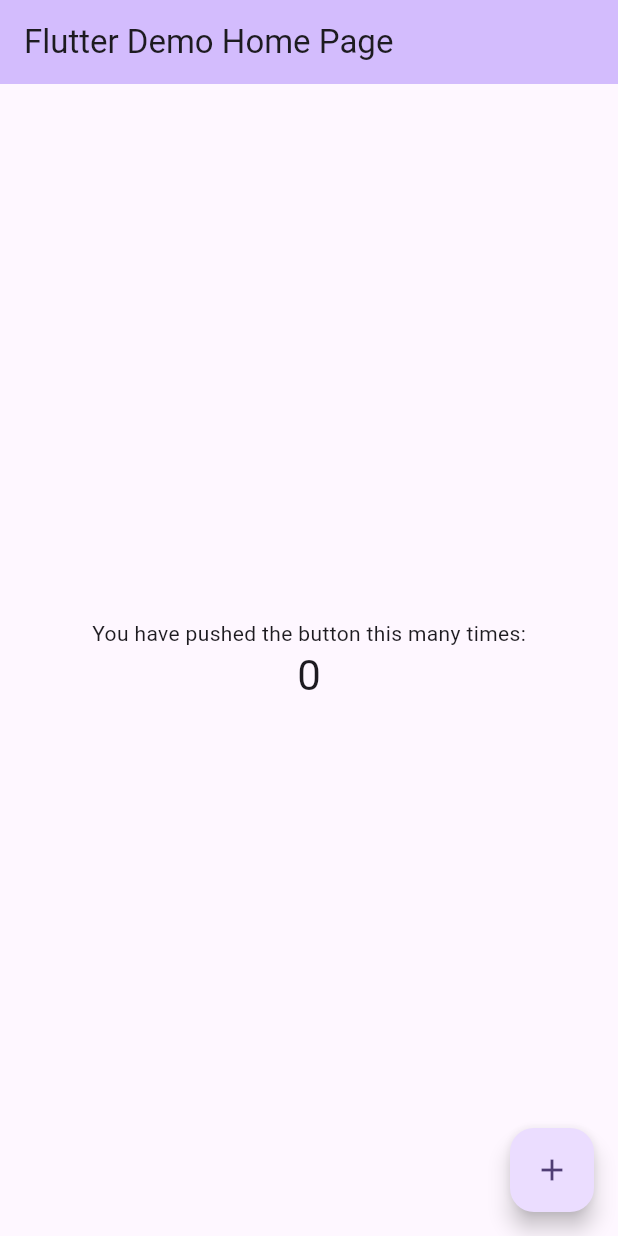
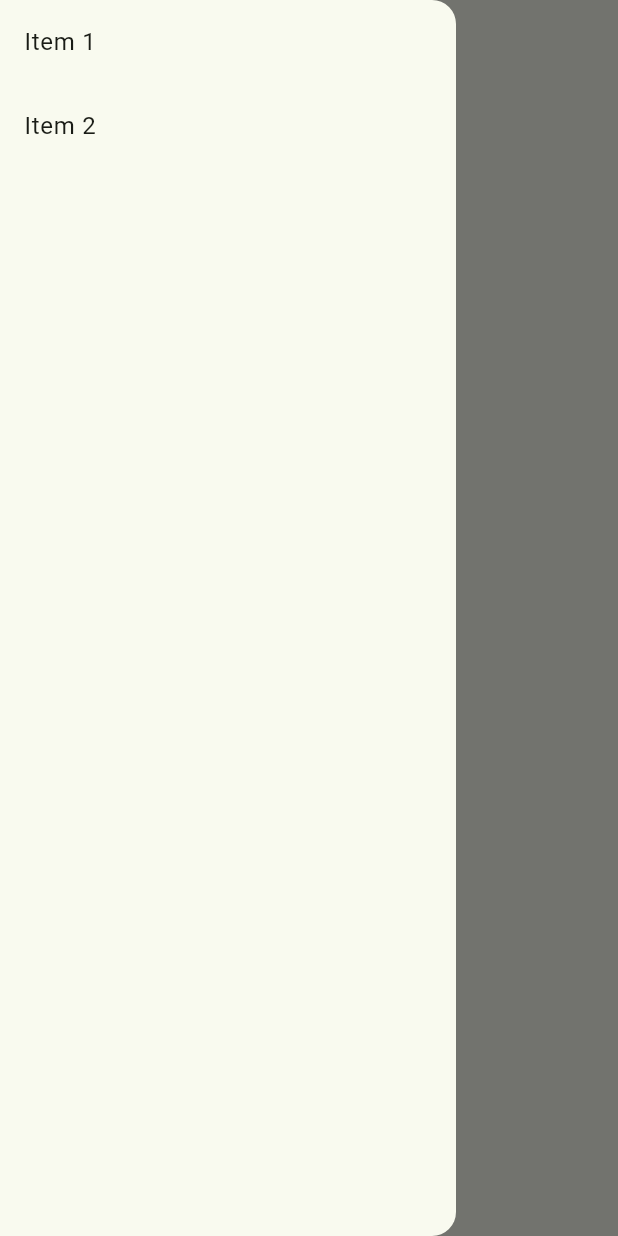
Before and after one commit to mohammed-fawaz-cp/news, a Flutter app: the screen it shows after launch, with the side drawer open (before the commit the screen has no drawer), on a phone screen of 412 x 824 dp. Run offline on Flutter 3.47's test engine with Material 3 defaults, Android fonts, the phone set to English and light mode, and no system bars; our stand-ins replace flutter_riverpod; network calls fail.

Commit message:
completed almost

```diff
--- /dev/null
+++ b/lib/ModelApiControl/fetchData.dart
@@ -0,0 +1,17 @@
+class NewsModel {
+  final String? title;
+  final String? description;
+  final String? urlToImage;
+  final String? articleUrl;
+
+  NewsModel({this.title, this.description, this.urlToImage, this.articleUrl});
+
+  factory NewsModel.fromJson(Map<String, dynamic> json) {
+    return NewsModel(
+      title: json['title'],
+      description: json['description'],
+      urlToImage: json['urlToImage'],
+      articleUrl: json['url'],
+    );
+  }
+}
--- /dev/null
+++ b/lib/ModelApiControl/newscontroller.dart
@@ -0,0 +1,25 @@
+import 'dart:convert';
+import 'package:http/http.dart' as http;
+import 'package:flutter_riverpod/flutter_riverpod.dart';
+import 'package:news/ModelApiControl/fetchData.dart';
+
+class NewsController extends StateNotifier<List<NewsModel>> {
+  NewsController() : super([]);
+String apiKey = '4873b1f0f83342d68d450105c7fd9f70';
+
+  Future<void> fetchNews(WidgetRef ref) async {
+
+
+    print('object');
+    final response = await http.get(Uri.parse('https://newsapi.org/v2/top-headlines?language=en&apiKey=$apiKey'));
+    if (response.statusCode == 200) {
+     List<NewsModel> newsList = (json.decode(response.body)['articles'] as List)
+          .map((article) => NewsModel.fromJson(article))
+          .toList();
+      state =  newsList;
+      print(newsList);
+    } else {
+      throw Exception('Failed to load news');
+    }
+  }
+}
--- /dev/null
+++ b/lib/Pages/NewsMainPage.dart
@@ -0,0 +1,57 @@
+import 'package:flutter/material.dart';
+import 'package:flutter_riverpod/flutter_riverpod.dart';
+import 'package:news/ModelApiControl/newscontroller.dart';
+import 'package:news/UIcontroll/UpdateProvider.dart';
+
+class NewsMainPage extends ConsumerWidget {
+  const NewsMainPage({super.key});
+
+  @override
+  Widget build(BuildContext context, WidgetRef ref) {
+    final NewsController = ref.watch(newsDataProvider.notifier)..fetchNews(ref);
+    final newsData = ref.watch(newsDataProvider);
+
+    return Scaffold(
+      appBar: AppBar(leading: IconButton(onPressed: () {
+        Scaffold.of(context).openDrawer(
+
+        );
+      }, icon: Icon(Icons.menu)),
+        title: Text('News'),
+      ),
+      body: Center(
+        child: ListView.separated(
+          itemBuilder: (context, index) {
+            return ListTile(dense: true,
+              title: Text(newsData[index].title ?? ''),
+              subtitle: Text(newsData[index].description ?? ''),
+              leading: newsData[index].urlToImage != null
+                  ? Image.network(newsData[index].urlToImage!)
+                  : null,
+            );
+          },
+          separatorBuilder: (context, index) => Divider(),
+          itemCount: newsData.length,
+        ),
+      ),drawer: Drawer(
+        child: ListView(
+          // Add your drawer content here (e.g., ListTile widgets)
+          children: [
+            ListTile(
+              title: Text('Item 1'),
+              onTap: () {
+                // Handle item tap
+                Navigator.pop(context); // Close drawer
+              },
+            ),
+            ListTile(
+              title: Text('Item 2'),
+              onTap: () {
+                // Handle item tap
+                Navigator.pop(context); // Close drawer
+              },
+            ),
+          ],
+        ),
+    ));
+  }}
--- /dev/null
+++ b/lib/UIcontroll/UItheme.dart
@@ -0,0 +1,69 @@
+import "package:flutter/material.dart";
+
+const lightColorScheme = ColorScheme(
+  brightness: Brightness.light,
+      primary: Color(4283196971),
+      surfaceTint: Color(4283196971),
+      onPrimary: Color(4294967295),
+      primaryContainer: Color(4291685795),
+      onPrimaryContainer: Color(4279246848),
+      secondary: Color(4283982409),
+      onSecondary: Color(4294967295),
+      secondaryContainer: Color(4292667336),
+      onSecondaryContainer: Color(4279574027),
+      tertiary: Color(4281886307),
+      onTertiary: Color(4294967295),
+      tertiaryContainer: Color(4290571495),
+      onTertiaryContainer: Color(4278198302),
+      error: Color(4290386458),
+      onError: Color(4294967295),
+      errorContainer: Color(4294957782),
+      onErrorContainer: Color(4282449922),
+      background: Color(4294572783),
+      onBackground: Color(4279901206),
+      surface: Color(4294572783),
+      onSurface: Color(4279901206),
+      surfaceVariant: Color(4292994261),
+      onSurfaceVariant: Color(4282665021),
+      outline: Color(4285888876),
+      outlineVariant: Color(4291152058),
+      shadow: Color(4278190080),
+      scrim: Color(4278190080),
+      inverseSurface: Color(4281282858),
+      inversePrimary: Color(4289843594),
+
+);
+
+const darkColorScheme =ColorScheme(
+  brightness: Brightness.dark,
+      primary: Color(4289843594),
+      surfaceTint: Color(4289843594),
+      onPrimary: Color(4280235777),
+      primaryContainer: Color(4281683478),
+      onPrimaryContainer: Color(4291685795),
+      secondary: Color(4290759597),
+      onSecondary: Color(4280955678),
+      secondaryContainer: Color(4282403379),
+      onSecondaryContainer: Color(4292667336),
+      tertiary: Color(4288729291),
+      onTertiary: Color(4278204213),
+      tertiaryContainer: Color(4280241739),
+      onTertiaryContainer: Color(4290571495),
+      error: Color(4294948011),
+      onError: Color(4285071365),
+      errorContainer: Color(4287823882),
+      onErrorContainer: Color(4294957782),
+      background: Color(4279374862),
+      onBackground: Color(4293059544),
+      surface: Color(4279374862),
+      onSurface: Color(4293059544),
+      surfaceVariant: Color(4282665021),
+      onSurfaceVariant: Color(4291152058),
+      outline: Color(4287599237),
+      outlineVariant: Color(4282665021),
+      shadow: Color(4278190080),
+      scrim: Color(4278190080),
+      inverseSurface: Color(4293059544),
+      inversePrimary: Color(4283196971),
+
+);
--- /dev/null
+++ b/lib/UIcontroll/UpdateProvider.dart
@@ -0,0 +1,9 @@
+//update ui based on newsapi
+
+import 'package:flutter_riverpod/flutter_riverpod.dart';
+import 'package:news/ModelApiControl/fetchData.dart';
+import 'package:news/ModelApiControl/newscontroller.dart';
+
+final newsDataProvider = StateNotifierProvider<NewsController, List<NewsModel>>((ref) {
+  return NewsController();
+});
--- a/lib/main.dart
+++ b/lib/main.dart
@@ -1,125 +1,25 @@
 import 'package:flutter/material.dart';
+import 'package:flutter_riverpod/flutter_riverpod.dart';
+import 'package:news/Pages/NewsMainPage.dart';
+import 'package:news/UIcontroll/UItheme.dart';
 
-void main() {
-  runApp(const MyApp());
+
+void main(List<String> args) {
+  runApp(ProviderScope(child: NewsApp()));
 }
 
-class MyApp extends StatelessWidget {
-  const MyApp({super.key});
+class NewsApp extends StatelessWidget {
+  const NewsApp({super.key});
 
-  // This widget is the root of your application.
   @override
   Widget build(BuildContext context) {
-    return MaterialApp(
-      title: 'Flutter Demo',
-      theme: ThemeData(
-        // This is the theme of your application.
-        //
-        // TRY THIS: Try running your application with "flutter run". You'll see
-        // the application has a purple toolbar. Then, without quitting the app,
-        // try changing the seedColor in the colorScheme below to Colors.green
-        // and then invoke "hot reload" (save your changes or press the "hot
-        // reload" button in a Flutter-supported IDE, or press "r" if you used
-        // the command line to start the app).
-        //
-        // Notice that the counter didn't reset back to zero; the application
-        // state is not lost during the reload. To reset the state, use hot
-        // restart instead.
-        //
-        // This works for code too, not just values: Most code changes can be
-        // tested with just a hot reload.
-        colorScheme: ColorScheme.fromSeed(seedColor: Colors.deepPurple),
-        useMaterial3: true,
-      ),
-      home: const MyHomePage(title: 'Flutter Demo Home Page'),
+    return MaterialApp(darkTheme: ThemeData(
+      useMaterial3: true, colorScheme: darkColorScheme),
+      theme: ThemeData(useMaterial3: true, colorScheme: lightColorScheme),
+      initialRoute: '/',
+      routes: {
+        '/': (context) => NewsMainPage(),
+      },
     );
   }
 }
-
-class MyHomePage extends StatefulWidget {
-  const MyHomePage({super.key, required this.title});
-
-  // This widget is the home page of your application. It is stateful, meaning
-  // that it has a State object (defined below) that contains fields that affect
-  // how it looks.
-
-  // This class is the configuration for the state. It holds the values (in this
-  // case the title) provided by the parent (in this case the App widget) and
-  // used by the build method of the State. Fields in a Widget subclass are
-  // always marked "final".
-
-  final String title;
-
-  @override
-  State<MyHomePage> createState() => _MyHomePageState();
-}
-
-class _MyHomePageState extends State<MyHomePage> {
-  int _counter = 0;
-
-  void _incrementCounter() {
-    setState(() {
-      // This call to setState tells the Flutter framework that something has
-      // changed in this State, which causes it to rerun the build method below
-      // so that the display can reflect the updated values. If we changed
-      // _counter without calling setState(), then the build method would not be
-      // called again, and so nothing would appear to happen.
-      _counter++;
-    });
-  }
-
-  @override
-  Widget build(BuildContext context) {
-    // This method is rerun every time setState is called, for instance as done
-    // by the _incrementCounter method above.
-    //
-    // The Flutter framework has been optimized to make rerunning build methods
-    // fast, so that you can just rebuild anything that needs updating rather
-    // than having to individually change instances of widgets.
-    return Scaffold(
-      appBar: AppBar(
-        // TRY THIS: Try changing the color here to a specific color (to
-        // Colors.amber, perhaps?) and trigger a hot reload to see the AppBar
-        // change color while the other colors stay the same.
-        backgroundColor: Theme.of(context).colorScheme.inversePrimary,
-        // Here we take the value from the MyHomePage object that was created by
-        // the App.build method, and use it to set our appbar title.
-        title: Text(widget.title),
-      ),
-      body: Center(
-        // Center is a layout widget. It takes a single child and positions it
-        // in the middle of the parent.
-        child: Column(
-          // Column is also a layout widget. It takes a list of children and
-          // arranges them vertically. By default, it sizes itself to fit its
-          // children horizontally, and tries to be as tall as its parent.
-          //
-          // Column has various properties to control how it sizes itself and
-          // how it positions its children. Here we use mainAxisAlignment to
-          // center the children vertically; the main axis here is the vertical
-          // axis because Columns are vertical (the cross axis would be
-          // horizontal).
-          //
-          // TRY THIS: Invoke "debug painting" (choose the "Toggle Debug Paint"
-          // action in the IDE, or press "p" in the console), to see the
-          // wireframe for each widget.
-          mainAxisAlignment: MainAxisAlignment.center,
-          children: <Widget>[
-            const Text(
-              'You have pushed the button this many times:',
-            ),
-            Text(
-              '$_counter',
-              style: Theme.of(context).textTheme.headlineMedium,
-            ),
-          ],
-        ),
-      ),
-      floatingActionButton: FloatingActionButton(
-        onPressed: _incrementCounter,
-        tooltip: 'Increment',
-        child: const Icon(Icons.add),
-      ), // This trailing comma makes auto-formatting nicer for build methods.
-    );
-  }
-}
```
Also changed, not shown: 21 other files.
